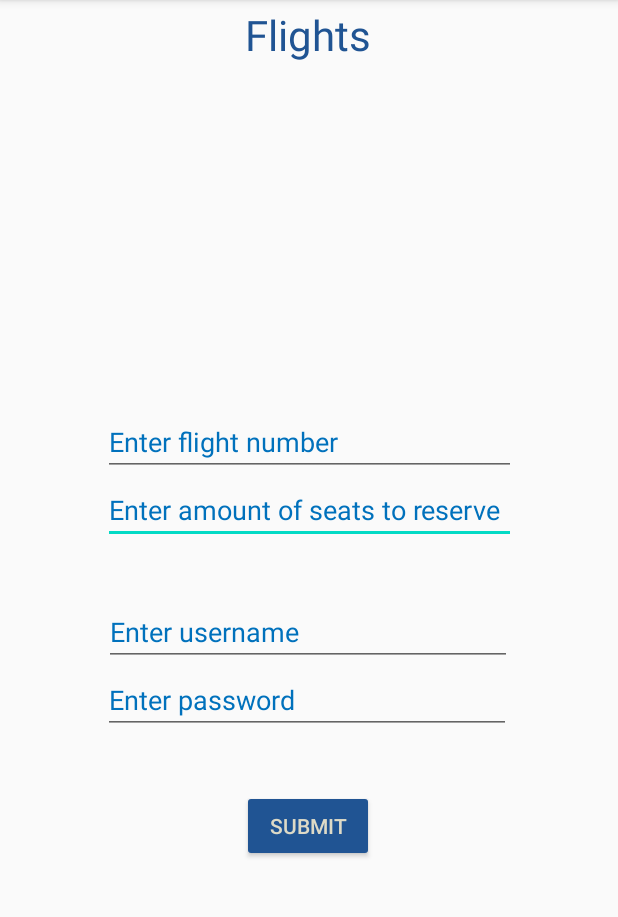
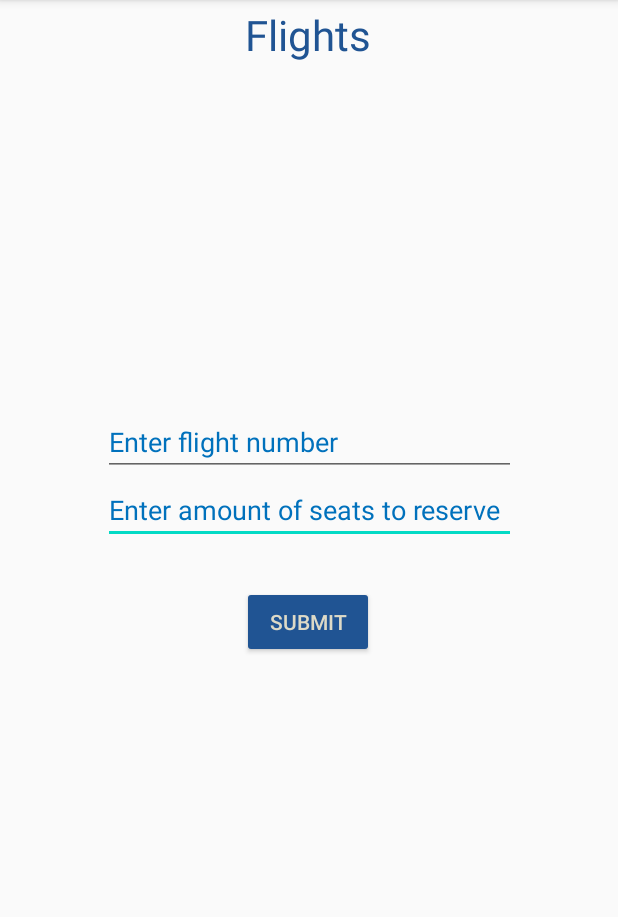
Before and after one commit to JustLe56/CST338Project2, an Android app: the ReserveSeatActivity screen opened directly, with no data from a screen before it, on a phone screen of 412 x 824 dp, the part 84-1001 px from its top. Run offline under Robolectric (Android 15) with nearby library versions, the phone set to English and light mode, and no system bars; our stand-ins replace Room's generated code.

Commit message:
reserve through login

```diff
--- a/app/src/main/java/com/example/project2/MainActivity.java
+++ b/app/src/main/java/com/example/project2/MainActivity.java
@@ -44,7 +44,8 @@ public class MainActivity extends AppCompatActivity {
                 }
                 else {
                     Log.d("FLIGHT_LOG","test");
-                    Intent intent = new Intent(getApplicationContext(), ReserveSeatActivity.class);
+                    Intent intent = new Intent(getApplicationContext(), LoginActivity.class);
+                    intent.putExtra("reserveSeats",true);
                     startActivity(intent);
                 }
             }
--- a/app/src/main/java/com/example/project2/ReserveSeatActivity.java
+++ b/app/src/main/java/com/example/project2/ReserveSeatActivity.java
@@ -25,13 +25,11 @@ public class ReserveSeatActivity extends AppCompatActivity {
     TextView mFlightDisplay;
     EditText mFlightID;
     EditText mFlightSeats;
-    EditText mUsername;
-    EditText mPass;
+
     Button mReserveButton;
 
     String username;
     String password;
-
     User mUser;
 
     Integer flightNumber;
@@ -49,6 +47,9 @@ public class ReserveSeatActivity extends AppCompatActivity {
                 .build()
                 .getFlightLogDAO();
 
+        Intent intent = getIntent();
+        username = intent.getStringExtra("username");
+        Log.d("FLIGHT_LOG",username);
         mFlightEntries = mFlightLogDAO.getFlightLogs();
 
         mFlightDisplay = findViewById(R.id.textViewDisplayFlightReserve);
@@ -56,8 +57,8 @@ public class ReserveSeatActivity extends AppCompatActivity {
 
         mFlightSeats = findViewById(R.id.editTextFlightIDReserveSeats);
         mFlightID = findViewById(R.id.editTextFlightIDReserve);
-        mUsername = findViewById(R.id.editTextReserveUser);
-        mPass = findViewById(R.id.editTextReservePass);
+        //mUsername = findViewById(R.id.editTextReserveUser);
+        //mPass = findViewById(R.id.editTextReservePass);
 
         mReserveButton = findViewById(R.id.buttonSubmitReservation);
 
@@ -72,14 +73,10 @@ public class ReserveSeatActivity extends AppCompatActivity {
                 if (mFlightLogDAO.getFlightLogsByNumber(flightNumber) != null){ //check if flight number is valid
                     FlightLog desiredFlight = mFlightLogDAO.getFlightLogsByNumber(flightNumber);
                     Log.d("FLIGHT_LOG", desiredFlight.toString());
-                    if (checkForUserInDatabase() ) { //check if user exists
-                        if (!validatePassword()) { //check if pass is good
-                            Toast.makeText(ReserveSeatActivity.this, "Invalid password", Toast.LENGTH_SHORT).show();
-                        } else if (desiredFlight.enoughSeats(seatsNeeded)) { //check if flight has enough seats, possible that unable to get specific flight leading to no seats to look up
+                    if (desiredFlight.enoughSeats(seatsNeeded)) { //check if flight has enough seats, possible that unable to get specific flight leading to no seats to look up
                             reserveConfirmAlert(desiredFlight);
-                        }else{
-                            Toast.makeText(ReserveSeatActivity.this, "Not enough seats available", Toast.LENGTH_SHORT).show();
-                        }
+                    }else {
+                        Toast.makeText(ReserveSeatActivity.this, "Not enough seats available", Toast.LENGTH_SHORT).show();
                     }
                 }else{
                     Toast.makeText(getApplicationContext(), "Flight " +flightNumber+ " not found", Toast.LENGTH_SHORT).show();
@@ -90,19 +87,19 @@ public class ReserveSeatActivity extends AppCompatActivity {
 
     }
 
-    private boolean checkForUserInDatabase(){
-        mUser = mFlightLogDAO.getUserByUsername(username);
-        if(mUser == null){
-            Toast.makeText(this,"no user " + username + "found",Toast.LENGTH_SHORT).show();
-            return false;
-        }
+//    private boolean checkForUserInDatabase(){
+//        mUser = mFlightLogDAO.getUserByUsername(username);
+//        if(mUser == null){
+//            Toast.makeText(this,"no user " + username + "found",Toast.LENGTH_SHORT).show();
+//            return false;
+//        }
+//
+//        return true;
+//    }
 
-        return true;
-    }
-
-    private boolean validatePassword(){
-        return mUser.getPassword().equals(password);
-    }
+//    private boolean validatePassword(){
+//        return mUser.getPassword().equals(password);
+//    }
 
     private void getValuesFromDisplay(){
         try{
@@ -116,9 +113,9 @@ public class ReserveSeatActivity extends AppCompatActivity {
         } catch (NumberFormatException e){
             Log.d("FLIGHT_LOG", "Couldn't convert seats number");
         }
-
-        username = mUsername.getText().toString();
-        password = mPass.getText().toString();
+        mUser = mFlightLogDAO.getUserByUsername(username);
+        username = mUser.getUsername();
+        password = mUser.getPassword();
     }
 
     private void refreshDisplay(){
@@ -174,8 +171,6 @@ public class ReserveSeatActivity extends AppCompatActivity {
                 Toast.makeText(getApplicationContext(), "Reservation Canceled", Toast.LENGTH_SHORT).show();
             }
         });
-
-
         alertBuilder.create().show();
     }
 }
--- a/app/src/main/res/layout/activity_main.xml
+++ b/app/src/main/res/layout/activity_main.xml
@@ -12,7 +12,7 @@
         android:layout_height="62dp"
         android:text="@string/otter_airlines"
         android:textAlignment="center"
-        android:textColor="#112E51"
+        android:textColor="#205493"
         android:textSize="30sp"
         app:layout_constraintBottom_toBottomOf="parent"
         app:layout_constraintLeft_toLeftOf="parent"
--- a/app/src/main/res/layout/activity_reserve_seat.xml
+++ b/app/src/main/res/layout/activity_reserve_seat.xml
@@ -46,46 +46,18 @@
         app:layout_constraintStart_toStartOf="parent"
         app:layout_constraintTop_toBottomOf="@+id/textViewDisplayFlightReserve" />
 
-    <EditText
-        android:id="@+id/editTextReserveUser"
-        android:layout_width="272dp"
-        android:layout_height="45dp"
-        android:layout_marginTop="36dp"
-        android:ems="10"
-        android:hint="Enter username"
-        android:inputType="textPersonName"
-        android:textColorHint="#0071BC"
-        app:layout_constraintEnd_toEndOf="parent"
-        app:layout_constraintHorizontal_bias="0.496"
-        app:layout_constraintStart_toStartOf="parent"
-        app:layout_constraintTop_toBottomOf="@+id/editTextFlightIDReserveSeats" />
-
-    <EditText
-        android:id="@+id/editTextReservePass"
-        android:layout_width="272dp"
-        android:layout_height="45dp"
-        android:ems="10"
-        android:hint="Enter password"
-        android:inputType="textPersonName"
-        android:textColorHint="#0071BC"
-        app:layout_constraintEnd_toEndOf="parent"
-        app:layout_constraintHorizontal_bias="0.489"
-        app:layout_constraintStart_toStartOf="parent"
-        app:layout_constraintTop_toBottomOf="@+id/editTextReserveUser" />
-
     <Button
         android:id="@+id/buttonSubmitReservation"
         android:layout_width="wrap_content"
         android:layout_height="wrap_content"
+        android:layout_marginTop="28dp"
         android:backgroundTint="#205493"
         android:text="Submit"
         android:textColor="#DDDAC7"
-        app:layout_constraintBottom_toBottomOf="parent"
         app:layout_constraintEnd_toEndOf="parent"
         app:layout_constraintHorizontal_bias="0.498"
         app:layout_constraintStart_toStartOf="parent"
-        app:layout_constraintTop_toBottomOf="@+id/editTextReservePass"
-        app:layout_constraintVertical_bias="0.163" />
+        app:layout_constraintTop_toBottomOf="@+id/editTextFlightIDReserveSeats" />
 
     <TextView
         android:id="@+id/textViewDisplayFlightReserve"
```
Also changed, not shown: app/src/main/java/com/example/project2/LoginActivity.java (+14 -2 lines), app/src/main/res/layout/activity_cancel_res.xml (+10 -5 lines), app/src/main/res/layout/activity_login.xml (+17 -1 lines).
